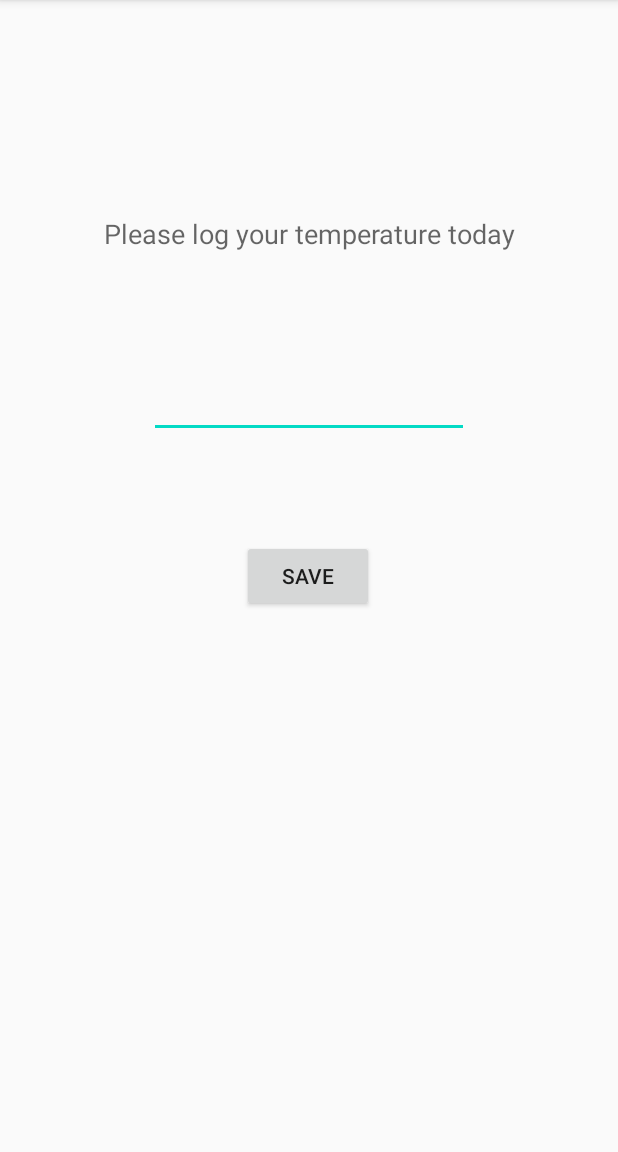
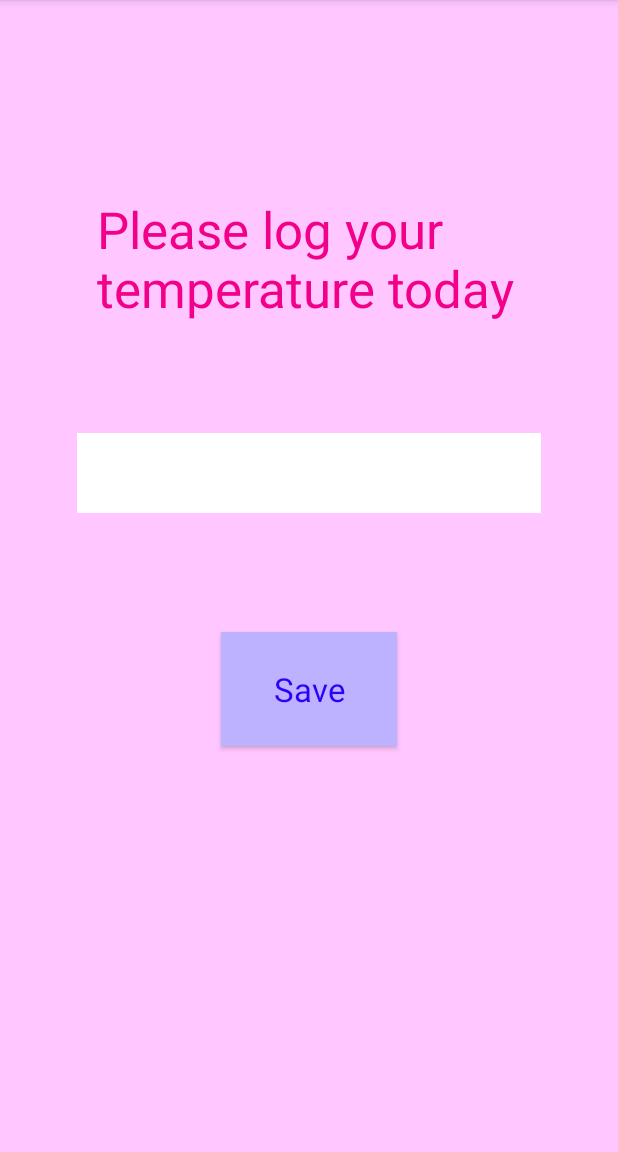
Before and after one commit to RyuseiInoue/BTTracker, an Android app: the LogActivity screen opened directly, with no data from a screen before it, on a phone screen of 412 x 824 dp, the part 84-1236 px from its top. Run offline under Robolectric (Android 15) with nearby library versions, the phone set to English and light mode, and no system bars.

Commit message:
Homework 6.1: styled up LogActivity + MainActivity

```diff
--- a/app/src/main/res/layout/activity_log.xml
+++ b/app/src/main/res/layout/activity_log.xml
@@ -6,12 +6,25 @@
     android:layout_height="match_parent"
     tools:context=".LogActivity">
 
+    <View
+        android:id="@+id/LogBackbgrround"
+        android:layout_width="wrap_content"
+        android:layout_height="wrap_content"
+        android:background="#ffc6ff"
+        app:layout_constraintBottom_toBottomOf="parent"
+        app:layout_constraintEnd_toEndOf="parent"
+        app:layout_constraintStart_toStartOf="parent"
+        app:layout_constraintTop_toTopOf="parent" />
+
     <TextView
         android:id="@+id/LogTitle"
-        android:layout_width="wrap_content"
-        android:layout_height="wrap_content"
+        android:layout_width="353dp"
+        android:layout_height="95dp"
+        android:background="#00D81159"
+        android:paddingLeft="35dp"
         android:text="@string/please_log_your_temperature_today"
-        android:textAppearance="@style/TextAppearance.AppCompat.Medium"
+        android:textAppearance="@style/TextAppearance.AppCompat.Display1"
+        android:textColor="#f20089"
         app:layout_constraintBottom_toBottomOf="parent"
         app:layout_constraintEnd_toEndOf="parent"
         app:layout_constraintStart_toStartOf="parent"
@@ -20,24 +33,29 @@
 
     <EditText
         android:id="@+id/LogInputData"
-        android:layout_width="wrap_content"
-        android:layout_height="wrap_content"
+        android:layout_width="309dp"
+        android:layout_height="53dp"
+        android:background="#ffffff"
         android:ems="10"
         android:inputType="numberDecimal"
         app:layout_constraintBottom_toBottomOf="parent"
         app:layout_constraintEnd_toEndOf="parent"
         app:layout_constraintStart_toStartOf="parent"
         app:layout_constraintTop_toTopOf="parent"
-        app:layout_constraintVertical_bias="0.341" />
+        app:layout_constraintVertical_bias="0.404" />
 
     <Button
         android:id="@+id/LogSaveButton"
-        android:layout_width="wrap_content"
-        android:layout_height="wrap_content"
+        android:layout_width="117dp"
+        android:layout_height="76dp"
+        android:background="#bdb2ff"
         android:text="@string/save"
+        android:textAppearance="@style/TextAppearance.AppCompat.Large"
+        android:textColor="#2d00f7"
         app:layout_constraintBottom_toBottomOf="parent"
         app:layout_constraintEnd_toEndOf="parent"
-        app:layout_constraintHorizontal_bias="0.498"
         app:layout_constraintStart_toStartOf="parent"
-        app:layout_constraintTop_toTopOf="parent" />
+        app:layout_constraintTop_toTopOf="parent"
+        app:layout_constraintVertical_bias="0.609" />
+
 </androidx.constraintlayout.widget.ConstraintLayout>
```
Also changed, not shown: app/src/main/res/layout/activity_main.xml (+9 -9 lines), app/src/main/res/layout/activity_handle.xml (line endings or trailing spaces).
